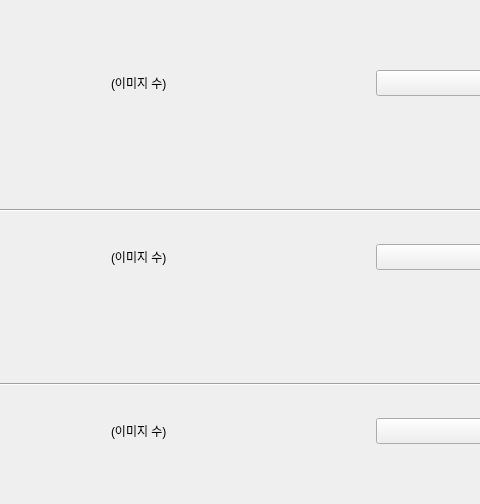
Before: the Qt Designer form GUI/training_init.ui in sdc-defect/QC-Process, drawn with Qt 5; both pictures show x 275 to 755 and y 0 to 504 of the 1007 by 706 pixel window.
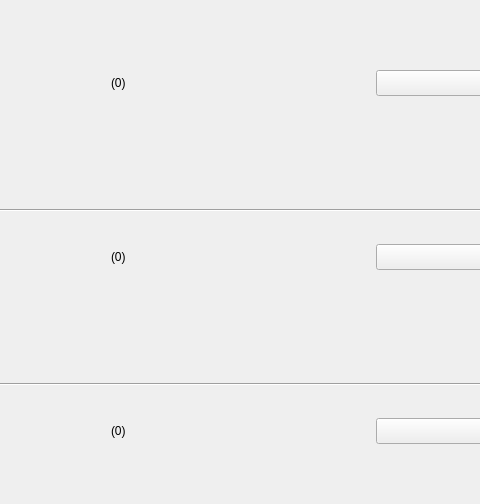
After: the same form once the commit is applied.

Commit message: Feat. GUI: training init 파일 위치 열기 모달

Patch:
```diff
--- a/GUI/training_init.ui
+++ b/GUI/training_init.ui
@@ -49,7 +49,7 @@
        <item>
         <widget class="QLabel" name="labelTrainCount">
          <property name="text">
-          <string>(이미지 수)</string>
+          <string>(0)</string>
          </property>
         </widget>
        </item>
@@ -98,7 +98,7 @@
        <item>
         <widget class="QLabel" name="labelTestCount">
          <property name="text">
-          <string>(이미지 수)</string>
+          <string>(0)</string>
          </property>
         </widget>
        </item>
@@ -144,7 +144,7 @@
        <item>
         <widget class="QLabel" name="labelValidatioCount">
          <property name="text">
-          <string>(이미지 수)</string>
+          <string>(0)</string>
          </property>
         </widget>
        </item>
```
Left out of the diff: 6 changed lines with no effect on the pictures. The commit also changes 3 other files.
